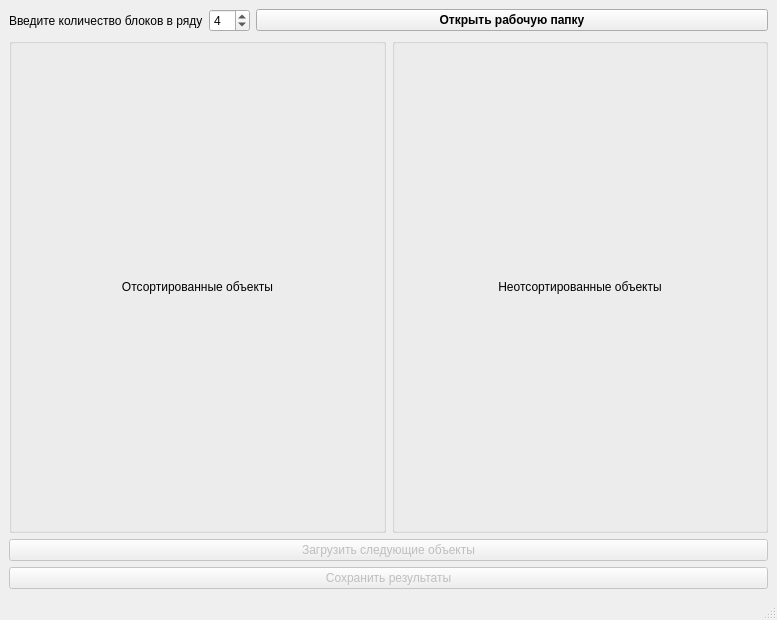
Before: the Qt Designer form uuid_maker/MainWindow.ui in Yrij-Zhavoronkov/WintreistsPractice, drawn with Qt 5.
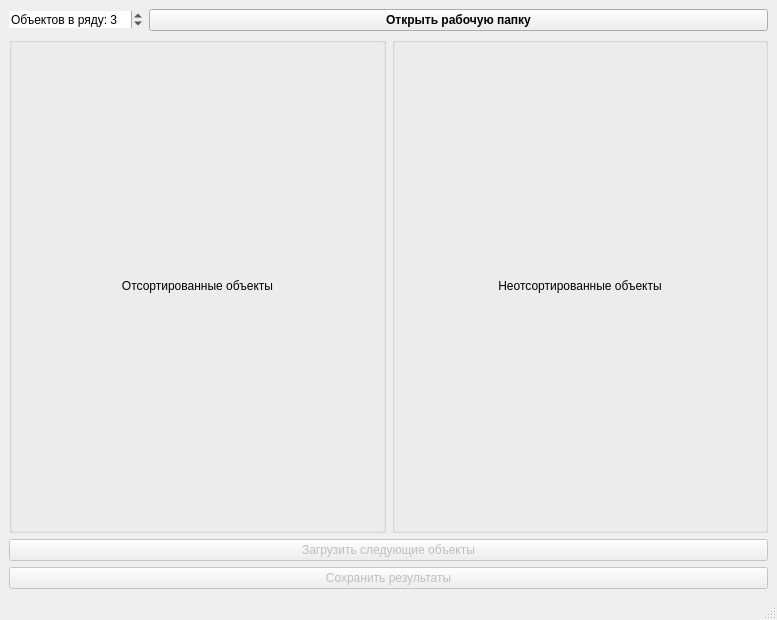
After: the same form once the commit is applied. Icons and pictures are not drawn.

The edit to the form file:
```diff
--- a/uuid_maker/MainWindow.ui
+++ b/uuid_maker/MainWindow.ui
@@ -17,19 +17,6 @@
    <layout class="QVBoxLayout" name="verticalLayout_5">
     <item>
      <layout class="QHBoxLayout" name="horizontalLayout">
-      <item>
-       <widget class="QLabel" name="label_4">
-        <property name="sizePolicy">
-         <sizepolicy hsizetype="Maximum" vsizetype="Preferred">
-          <horstretch>0</horstretch>
-          <verstretch>0</verstretch>
-         </sizepolicy>
-        </property>
-        <property name="text">
-         <string>Введите количество блоков в ряду</string>
-        </property>
-       </widget>
-      </item>
       <item>
        <widget class="QSpinBox" name="spinBox_ejectedObjects_in_row">
         <property name="sizePolicy">
@@ -38,6 +25,18 @@
           <verstretch>0</verstretch>
          </sizepolicy>
         </property>
+        <property name="autoFillBackground">
+         <bool>true</bool>
+        </property>
+        <property name="frame">
+         <bool>false</bool>
+        </property>
+        <property name="buttonSymbols">
+         <enum>QAbstractSpinBox::UpDownArrows</enum>
+        </property>
+        <property name="prefix">
+         <string>Объектов в ряду: </string>
+        </property>
         <property name="minimum">
          <number>1</number>
         </property>
@@ -45,7 +44,7 @@
          <number>10</number>
         </property>
         <property name="value">
-         <number>4</number>
+         <number>3</number>
         </property>
        </widget>
       </item>
```
